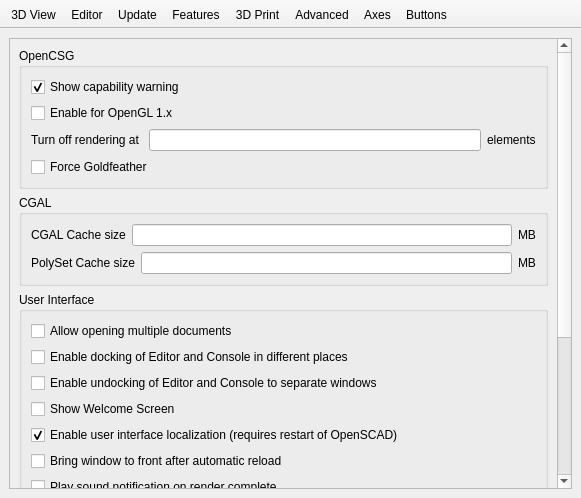
This is src/Preferences.ui in openscad/openscad as Qt 5 draws it before an edit. The edited form follows.
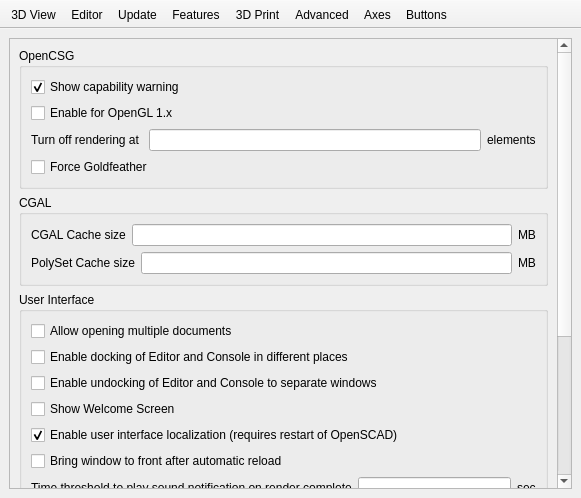
This is the edited form. Icons and pictures are not drawn. Custom widgets are drawn as their Qt base class.

Diff of the .ui file:
```diff
--- a/src/Preferences.ui
+++ b/src/Preferences.ui
@@ -1730,14 +1730,25 @@
                 </widget>
                </item>
                <item>
-                <widget class="QCheckBox" name="enableSoundOnRenderCompleteCheckBox">
+                <layout class="QHBoxLayout" name="horizontalLayout_timeThresholdOnRenderCompleteSound">
+                 <item>
+                  <widget class="QLabel" name="label_17">
                  <property name="text">
-                  <string>Play sound notification on render complete</string>
-                 </property>
-                 <property name="checked">
-                  <bool>false</bool>
-                 </property>
-                </widget>
+                    <string>Time threshold to play sound notification on render complete</string>
+                   </property>
+                  </widget>
+                 </item>
+                 <item>
+                  <widget class="QLineEdit" name="timeThresholdOnRenderCompleteSoundEdit"/>
+                 </item>
+                 <item>
+                  <widget class="QLabel" name="label_18">
+                   <property name="text">
+                    <string>sec</string>
+                   </property>
+                  </widget>
+                 </item>
+                </layout>
                </item>
               </layout>
              </widget>
```
Lines whose indentation alone changed are shown as unchanged.
